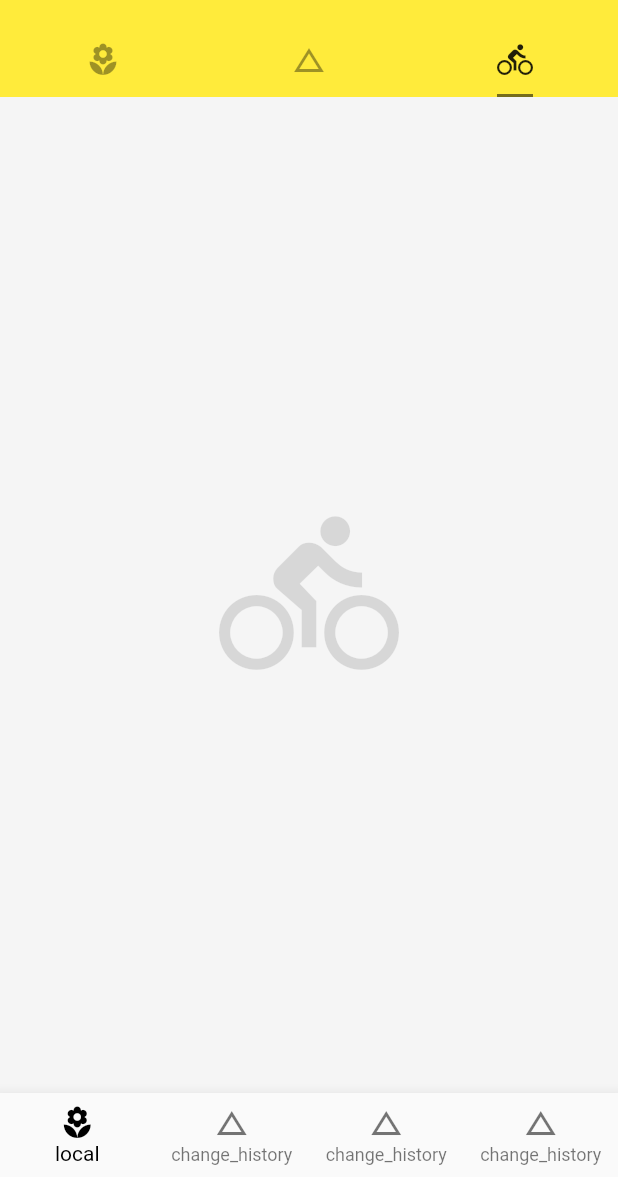
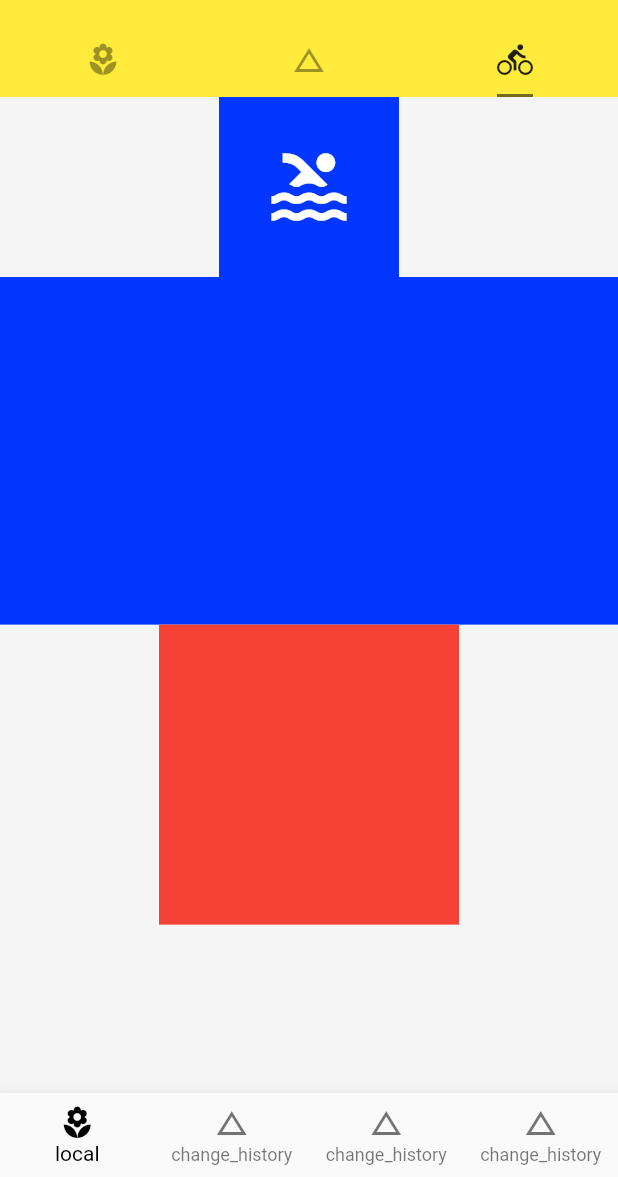
Before and after one commit to githubbfw/ninghao_flutter, a Flutter app: the screen it shows after launch, tab 3 chosen, on a phone screen of 412 x 824 dp, the part 59-1236 px from its top. Run offline on Flutter 3.47's test engine with Material 2 defaults, Android fonts, the phone set to English and light mode, and no system bars; network calls fail.

Commit message:
这个2章是boxdecoration 和一些小控件的使用

```diff
--- a/lib/main.dart
+++ b/lib/main.dart
@@ -1,9 +1,15 @@
 
 import 'package:flutter/material.dart';
+import 'package:ninghao_flutter/pages/basic_demo.dart';
 // import 'model/post.dart';
 import 'pages/listview_demo.dart';
 import "pages/drawer_demo.dart";
 import 'pages/bottomnavigationbardemo.dart';
+import 'pages/bottomnavigationbardemo.dart';
+import 'pages/boxdecoration.dart';
+import 'pages/layout_demo.dart';
+
+
 
 void main() => runApp(App());
 
@@ -68,10 +74,13 @@ class Home extends StatelessWidget {
         ),
         body: TabBarView(
           children: <Widget>[
-            listview_demo(),
+            Basic_Demo(),
+            // listview_demo(),
             // Icon(Icons.local_florist,size: 120,color: Colors.black12,),
-            Icon(Icons.change_history, size: 120,color: Colors.black12,),
-            Icon(Icons.directions_bike,size: 120, color: Colors.black12,)
+            BoxDecoration_Demo(),
+            LayoutDemo()
+            // Icon(Icons.change_history, size: 120,color: Colors.black12,),
+            // Icon(Icons.directions_bike,size: 120, color: Colors.black12,)
           ],
         ),
         drawer: DrawerDemo(),
--- /dev/null
+++ b/lib/pages/layout_demo.dart
@@ -0,0 +1,57 @@
+import 'dart:collection';
+
+import 'package:flutter/material.dart';
+
+class LayoutDemo extends StatelessWidget {
+  @override
+  Widget build(BuildContext context) {
+    return  Container(
+      child: Column(
+        children: <Widget>[
+          IconBadge(Icons.pool,size: 60,),
+          //一个可以设置宽高比的控件
+         AspectRatio(
+           aspectRatio: 16/9,
+           child: Container(
+             color: Color.fromRGBO(3, 54, 255, 1),
+           ),
+         ),
+         //另外一个可以控制宽高的控件
+         ConstrainedBox(
+           constraints: BoxConstraints(
+             maxWidth: 200,
+             minHeight: 200
+           ),
+            child: Container(
+             color: Colors.red
+           ),
+
+         )
+
+        ],
+      )
+    );
+  }
+}
+
+
+class IconBadge extends StatelessWidget {
+
+   final IconData  icon;
+   final double size ;
+
+   IconBadge(this.icon, {
+     this.size = 32
+     }) ;
+
+
+  @override
+  Widget build(BuildContext context) {
+    return Container(
+      child:  Icon(icon,size: size,color: Colors.white,),
+      width: size +60,
+      height: size+60,
+      color: Color.fromRGBO(3, 54, 255, 1)
+    );
+  }
+}
```
Also changed, not shown: lib/pages/basic_demo.dart (added, +34 -0 lines), lib/pages/boxdecoration.dart (added, +66 -0 lines).
